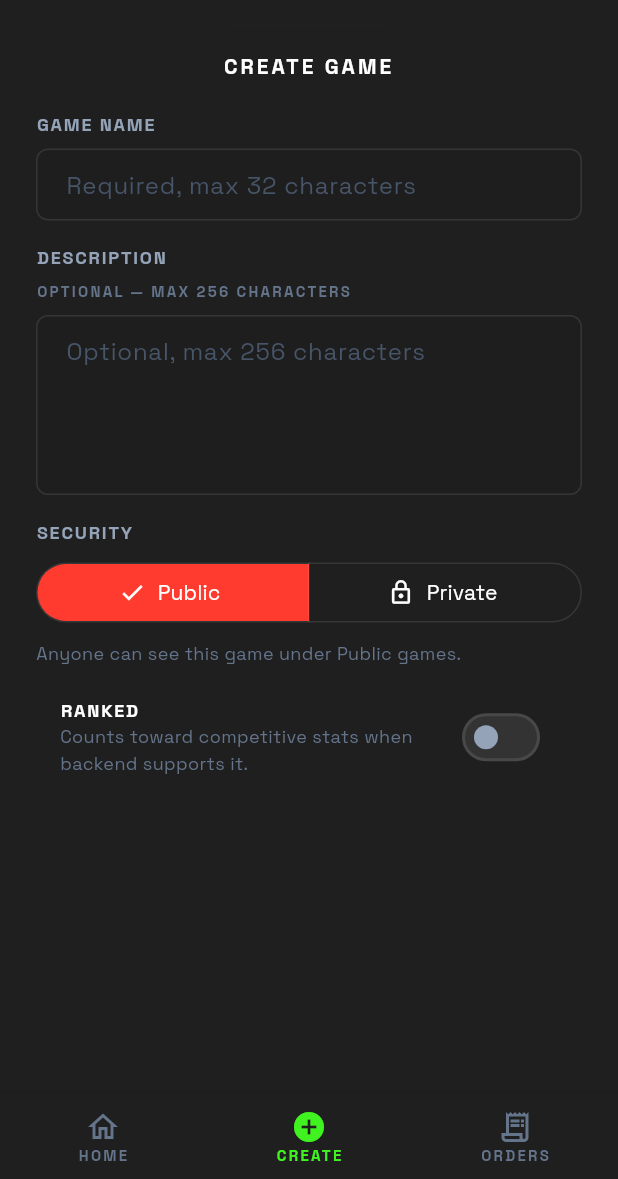
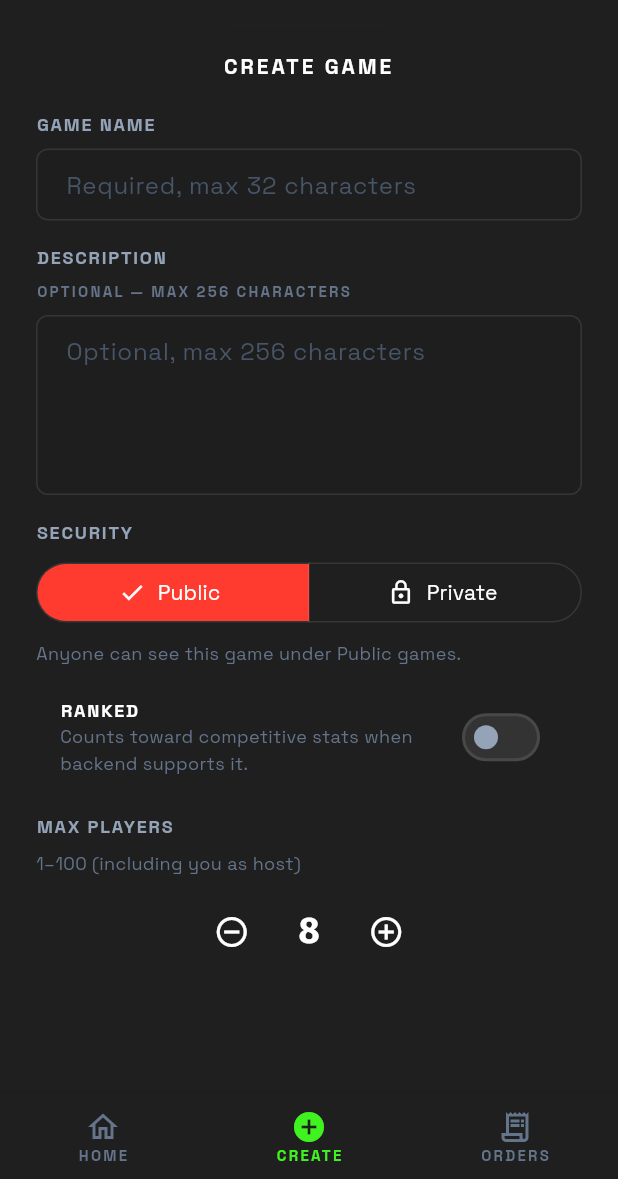
Before and after one commit to Tanmay-Johri/uncertain-envelopes-2, a Flutter app: the screen it shows after launch, item 2 of the bottom bar chosen, on a phone screen of 412 x 824 dp, the part 57-1236 px from its top. Run offline on Flutter 3.47's test engine with Material 3 defaults, Android fonts, the phone set to English and light mode, and no system bars; our stand-ins replace go_router.

Commit message:
feat(create-game): C4d max players stepper (1–100)
- CreateGamePlayerLimits min/max/default; IconButton row with value display.
- Bounds: onPressed null at 1 and 100; tests scroll stepper into view.
- Tests: default, increment to cap, decrement to floor, rapid clamp from 95.

Plan C4d. Verified: dart analyze, flutter test (full suite).

Made-with: Cursor

```diff
--- a/lib/ui/screens/create_game/create_game_screen.dart
+++ b/lib/ui/screens/create_game/create_game_screen.dart
@@ -10,7 +10,16 @@ enum CreateGameSecurity {
   private,
 }
 
-/// Stream C — Create Game flow (plan C4). C4b–C4c: form fields + security + ranked.
+/// Bounds for the max-players stepper (plan C4 / PRD).
+abstract final class CreateGamePlayerLimits {
+  CreateGamePlayerLimits._();
+
+  static const int min = 1;
+  static const int max = 100;
+  static const int defaultMaxPlayers = 8;
+}
+
+/// Stream C — Create Game flow (plan C4). C4b–C4d: form through max players.
 class CreateGameScreen extends StatefulWidget {
   const CreateGameScreen({super.key});
 
@@ -25,6 +34,7 @@ class _CreateGameScreenState extends State<CreateGameScreen> {
 
   CreateGameSecurity _security = CreateGameSecurity.public;
   bool _ranked = false;
+  int _maxPlayers = CreateGamePlayerLimits.defaultMaxPlayers;
 
   @override
   void dispose() {
@@ -160,6 +170,50 @@ class _CreateGameScreenState extends State<CreateGameScreen> {
                   inactiveTrackColor: AppColors.surfaceContainerHigh,
                   onChanged: (v) => setState(() => _ranked = v),
                 ),
+                const SizedBox(height: AppSpacing.lg),
+                Text('MAX PLAYERS', style: AppTypography.label),
+                const SizedBox(height: AppSpacing.sm),
+                Text(
+                  '${CreateGamePlayerLimits.min}–${CreateGamePlayerLimits.max} '
+                  '(including you as host)',
+                  style: AppTypography.bodySmall.copyWith(
+                    color: AppColors.textTertiary,
+                  ),
+                ),
+                const SizedBox(height: AppSpacing.md),
+                Row(
+                  mainAxisAlignment: MainAxisAlignment.center,
+                  children: [
+                    IconButton(
+                      key: const ValueKey('create-game-max-players-minus'),
+                      onPressed: _maxPlayers > CreateGamePlayerLimits.min
+                          ? () => setState(() => _maxPlayers--)
+                          : null,
+                      icon: const Icon(Icons.remove_circle_outline),
+                      color: AppColors.textPrimary,
+                    ),
+                    Padding(
+                      padding: const EdgeInsets.symmetric(
+                        horizontal: AppSpacing.xl,
+                      ),
+                      child: Text(
+                        '$_maxPlayers',
+                        key: const ValueKey('create-game-max-players-value'),
+                        style: AppTypography.statValue.copyWith(
+                          color: AppColors.textPrimary,
+                        ),
+                      ),
+                    ),
+                    IconButton(
+                      key: const ValueKey('create-game-max-players-plus'),
+                      onPressed: _maxPlayers < CreateGamePlayerLimits.max
+                          ? () => setState(() => _maxPlayers++)
+                          : null,
+                      icon: const Icon(Icons.add_circle_outline),
+                      color: AppColors.textPrimary,
+                    ),
+                  ],
+                ),
               ],
             ),
           ),
```
Also changed, not shown: 2 other files.
